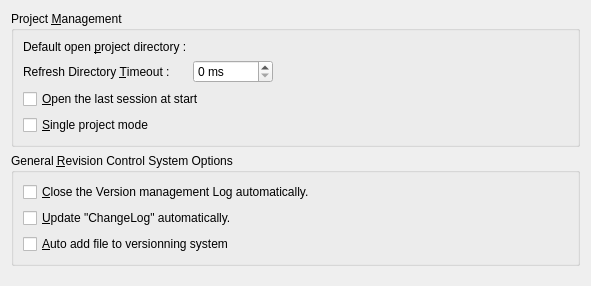
phoenix741/xinx, file framework/application/customdialog/ui/customproject.ui: the form before one commit.
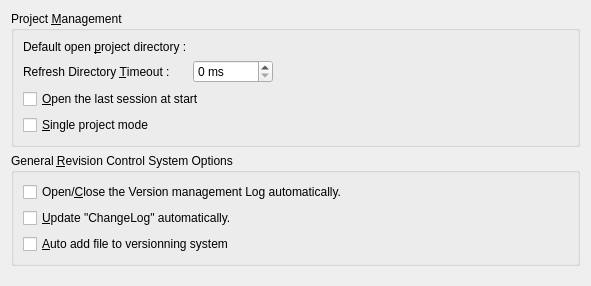
The form after the commit. Custom widgets are drawn as their Qt base class.

The edit to the form file:
```diff
--- a/framework/application/customdialog/ui/customproject.ui
+++ b/framework/application/customdialog/ui/customproject.ui
@@ -115,7 +115,7 @@
 &lt;p&gt;If checked, the log windows is automaticallyclosed when action (like update, commit ...) finished.&lt;/p&gt;</string>
         </property>
         <property name="text">
-         <string>&amp;Close the Version management Log automatically.</string>
+         <string>Open/&amp;Close the Version management Log automatically.</string>
         </property>
        </widget>
       </item>
```
